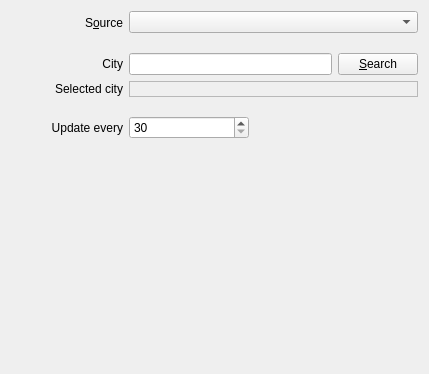
First picture: the form in applets/weather/weatherLocations.ui, repository KDE/kdeplasma-addons, before the edit.
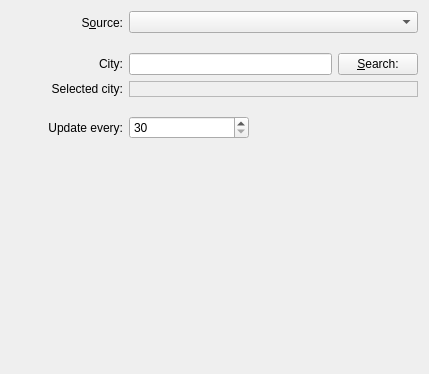
Second picture: the form after the edit. Custom widgets are drawn as their Qt base class.

Commit message: Fixed config ui labels.

Patch:
```diff
--- a/applets/weather/weatherLocations.ui
+++ b/applets/weather/weatherLocations.ui
@@ -53,7 +53,7 @@
    <item row="0" column="1" >
     <widget class="QLabel" name="label" >
      <property name="text" >
-      <string>S&amp;ource</string>
+      <string>S&amp;ource:</string>
      </property>
      <property name="alignment" >
       <set>Qt::AlignRight|Qt::AlignTrailing|Qt::AlignVCenter</set>
@@ -92,7 +92,7 @@
    <item row="2" column="1" >
     <widget class="QLabel" name="label_2" >
      <property name="text" >
-      <string>City</string>
+      <string>City:</string>
      </property>
      <property name="alignment" >
       <set>Qt::AlignRight|Qt::AlignTrailing|Qt::AlignVCenter</set>
@@ -138,7 +138,7 @@
         </sizepolicy>
        </property>
        <property name="text" >
-        <string>&amp;Search</string>
+        <string>&amp;Search:</string>
        </property>
       </widget>
      </item>
@@ -147,7 +147,7 @@
    <item rowspan="2" row="3" column="1" >
     <widget class="QLabel" name="label_4" >
      <property name="text" >
-      <string>Selected city</string>
+      <string>Selected city:</string>
      </property>
      <property name="alignment" >
       <set>Qt::AlignRight|Qt::AlignTrailing|Qt::AlignVCenter</set>
@@ -260,7 +260,7 @@
    <item row="8" column="1" >
     <widget class="QLabel" name="label_3" >
      <property name="text" >
-      <string>Update every</string>
+      <string>Update every:</string>
      </property>
      <property name="alignment" >
       <set>Qt::AlignRight|Qt::AlignTrailing|Qt::AlignVCenter</set>
```
The commit also changes 1 other file.
